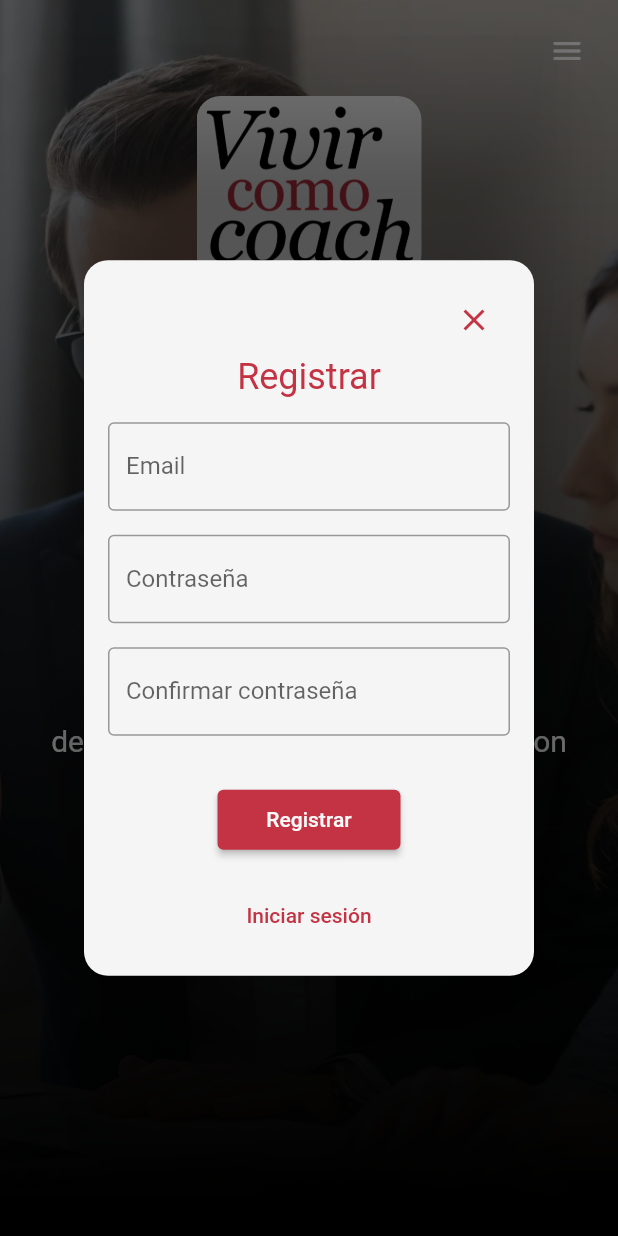
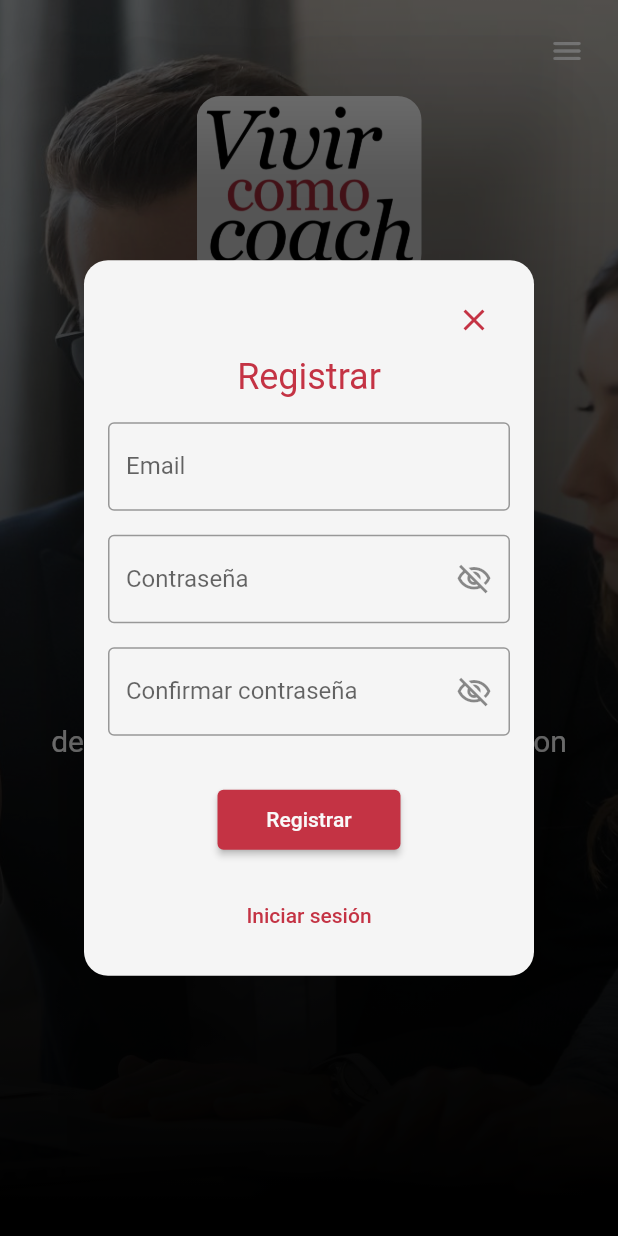
Before and after one commit to tomasatisocco/coaching-test, a Flutter app: the screen it shows after launch, after a tap on "Empezar!", on a phone screen of 412 x 824 dp. Run offline on Flutter 3.47's test engine with Material 2 defaults, Android fonts, the phone set to English and light mode, and no system bars; our stand-ins replace bloc, cloud_firestore, equatable, firebase_auth, firebase_core, firebase_remote_config and 6 more; accounts and stored records are empty; generated files the repository leaves out were written again.

```diff
--- a/lib/authentication/register/view/register_page.dart
+++ b/lib/authentication/register/view/register_page.dart
@@ -40,6 +40,7 @@ class _RegisterViewState extends State<RegisterView> {
   late TextEditingController _passwordController;
   late TextEditingController _confirmPasswordController;
   late GlobalKey<FormState> formKey;
+  var isPasswordVisible = false;
 
   @override
   void initState() {
@@ -120,9 +121,19 @@ class _RegisterViewState extends State<RegisterView> {
                           decoration: InputDecoration(
                             labelText: context.l10n.password,
                             border: const OutlineInputBorder(),
+                            suffixIcon: IconButton(
+                              onPressed: () {
+                                setState(() {
+                                  isPasswordVisible = !isPasswordVisible;
+                                });
+                              },
+                              icon: isPasswordVisible
+                                  ? const Icon(Icons.visibility_outlined)
+                                  : const Icon(Icons.visibility_off_outlined),
+                            ),
                           ),
                           controller: _passwordController,
-                          obscureText: true,
+                          obscureText: !isPasswordVisible,
                           validator: (value) =>
                               AdminLoginValidators.validatePassword(
                             value,
@@ -134,9 +145,19 @@ class _RegisterViewState extends State<RegisterView> {
                           decoration: InputDecoration(
                             labelText: context.l10n.confirmPassword,
                             border: const OutlineInputBorder(),
+                            suffixIcon: IconButton(
+                              onPressed: () {
+                                setState(() {
+                                  isPasswordVisible = !isPasswordVisible;
+                                });
+                              },
+                              icon: isPasswordVisible
+                                  ? const Icon(Icons.visibility_outlined)
+                                  : const Icon(Icons.visibility_off_outlined),
+                            ),
                           ),
                           controller: _confirmPasswordController,
-                          obscureText: true,
+                          obscureText: !isPasswordVisible,
                           validator: (value) =>
                               AdminLoginValidators.validatePassword(
                             value,
```
Also changed, not shown: lib/authentication/login/view/login_page.dart (+12 -1 lines).
